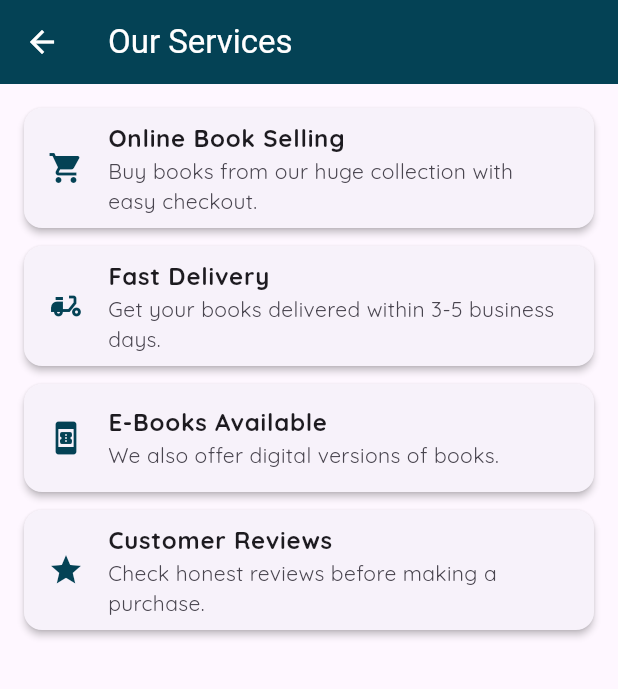
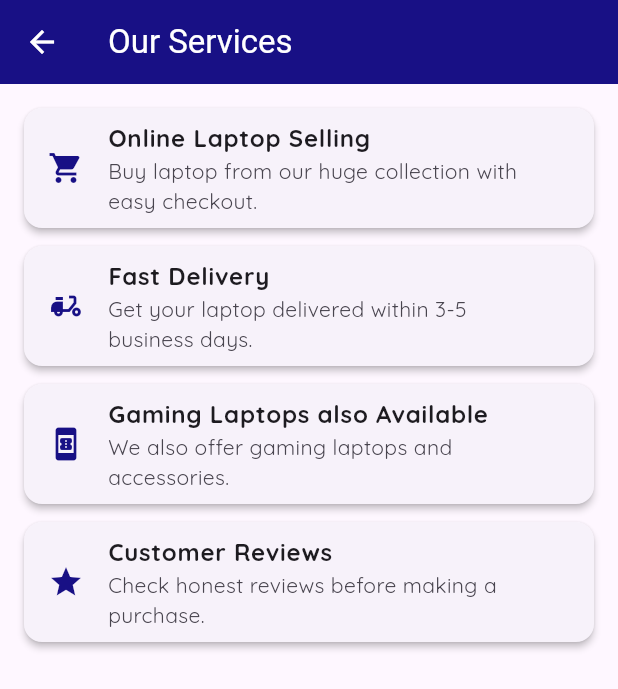
Before and after one commit to tahamahmood004/App-LaptopHarbor, a Flutter app: the ServicesPage screen opened directly, on a phone screen of 412 x 824 dp. Shown: the top 689 px of the screen. Run offline on Flutter 3.47's test engine with Material 3 defaults, Android fonts, the light colour scheme and no system bars; our stand-ins replace animated_text_kit, cloud_firestore, firebase_auth, firebase_core, font_awesome_flutter, google_fonts and 1 more; accounts and stored records are empty; network calls fail.

Commit message:
fix text and color in services page

```diff
--- a/lib/AboutUs.dart
+++ b/lib/AboutUs.dart
@@ -2,7 +2,6 @@ import 'package:flutter/material.dart';
 import 'package:cloud_firestore/cloud_firestore.dart';
 import 'package:firebase_auth/firebase_auth.dart';
 import 'package:url_launcher/url_launcher.dart';
-
 
 class AboutUsPage extends StatelessWidget {
   const AboutUsPage({super.key});
@@ -11,8 +10,10 @@ class AboutUsPage extends StatelessWidget {
   Widget build(BuildContext context) {
     return Scaffold(
       appBar: AppBar(
-        title: const Text('About Us',
-        style: TextStyle(color: Colors.white),),
+        title: const Text(
+          'About Us',
+          style: TextStyle(color: Colors.white),
+        ),
         centerTitle: true,
         backgroundColor: Color.fromARGB(255, 24, 16, 133),
         iconTheme: IconThemeData(color: Colors.white),
@@ -25,7 +26,8 @@ class AboutUsPage extends StatelessWidget {
             // App Logo and Name
             const CircleAvatar(
               radius: 60,
-              backgroundImage: AssetImage('assets/logo.png'), // Replace with your logo
+              backgroundImage:
+                  AssetImage('assets/logo.png'), // Replace with your logo
               backgroundColor: Colors.transparent,
             ),
             const SizedBox(height: 20),
@@ -58,7 +60,7 @@ class AboutUsPage extends StatelessWidget {
             ),
             const SizedBox(height: 10),
             const Text(
-              'LaptopHarbor is a comprehensive platform for buying and selling laptops. '
+              'LaptopHarbor is a comprehensive platform for buying laptops. '
               'We provide a trusted marketplace where users can find the best deals on new and refurbished laptops '
               'from various brands. Our mission is to make laptop shopping easy, transparent, and affordable for everyone.',
               textAlign: TextAlign.center,
@@ -130,11 +132,13 @@ class AboutUsPage extends StatelessWidget {
               ),
             ),
             const SizedBox(height: 15),
-            _buildContactOption(Icons.email, 'Email', 'support@laptopharbor.com'),
+            _buildContactOption(
+                Icons.email, 'Email', 'support@laptopharbor.com'),
             const SizedBox(height: 10),
             _buildContactOption(Icons.phone, 'Phone', '+1 (123) 456-7890'),
             const SizedBox(height: 10),
-            _buildContactOption(Icons.location_on, 'Address', '123 Tech Street, Silicon Valley, CA'),
+            _buildContactOption(Icons.location_on, 'Address',
+                '123 Tech Street, Silicon Valley, CA'),
             const SizedBox(height: 30),
 
             // App Version
@@ -151,7 +155,8 @@ class AboutUsPage extends StatelessWidget {
     );
   }
 
-  Widget _buildTeamMember(BuildContext context, String name, String role, String imagePath, String githubUrl) {
+  Widget _buildTeamMember(BuildContext context, String name, String role,
+      String imagePath, String githubUrl) {
     return GestureDetector(
       onTap: () => _launchURL(githubUrl),
       child: Card(
--- a/lib/ServicesPage.dart
+++ b/lib/ServicesPage.dart
@@ -6,16 +6,20 @@ class ServicesPage extends StatelessWidget {
     return Scaffold(
       appBar: AppBar(
         title: Text("Our Services", style: TextStyle(color: Colors.white)),
-        backgroundColor: Color.fromARGB(255, 4, 66, 85),
+        backgroundColor: Color.fromARGB(255, 24, 16, 133),
         iconTheme: IconThemeData(color: Colors.white),
       ),
       body: ListView(
         padding: EdgeInsets.all(16),
         children: [
-          serviceItem(Icons.shopping_cart, "Online Book Selling", "Buy books from our huge collection with easy checkout."),
-          serviceItem(Icons.delivery_dining, "Fast Delivery", "Get your books delivered within 3-5 business days."),
-          serviceItem(Icons.book_online, "E-Books Available", "We also offer digital versions of books."),
-          serviceItem(Icons.star, "Customer Reviews", "Check honest reviews before making a purchase."),
+          serviceItem(Icons.shopping_cart, "Online Laptop Selling",
+              "Buy laptop from our huge collection with easy checkout."),
+          serviceItem(Icons.delivery_dining, "Fast Delivery",
+              "Get your laptop delivered within 3-5 business days."),
+          serviceItem(Icons.book_online, "Gaming Laptops also Available",
+              "We also offer gaming laptops and accessories."),
+          serviceItem(Icons.star, "Customer Reviews",
+              "Check honest reviews before making a purchase."),
         ],
       ),
     );
@@ -26,7 +30,7 @@ class ServicesPage extends StatelessWidget {
       elevation: 2,
       margin: EdgeInsets.only(bottom: 12),
       child: ListTile(
-        leading: Icon(icon, color: Color.fromARGB(255, 4, 66, 85)),
+        leading: Icon(icon, color: Color.fromARGB(255, 24, 16, 133)),
         title: Text(title, style: TextStyle(fontWeight: FontWeight.bold)),
         subtitle: Text(description),
       ),
```
